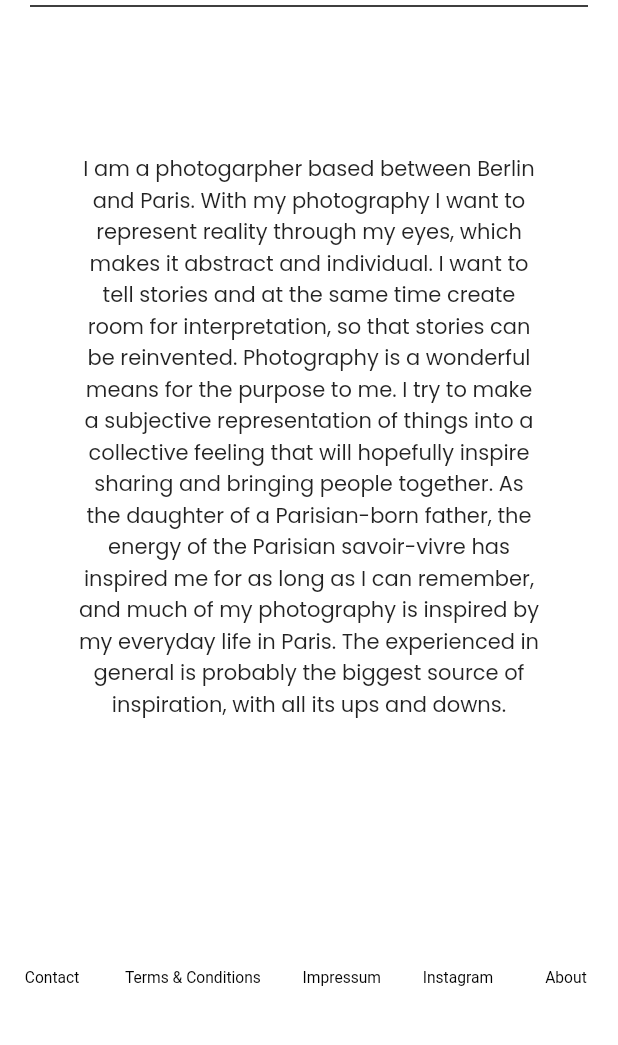
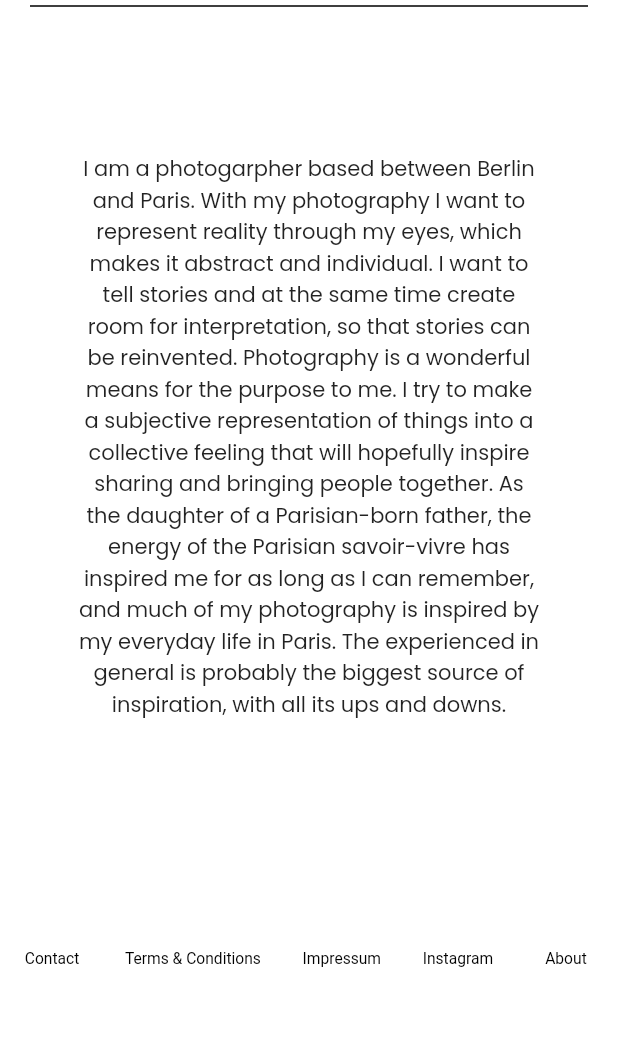
Before and after one commit to FrenchFries-French/CharlotteWebsite, a Flutter app: the About screen opened by its route, on a phone screen of 412 x 824 dp, the part 75-1120 px from its top. Run offline on Flutter 3.47's test engine with Material 2 defaults, Android fonts, the phone set to English and light mode, and no system bars; our stand-ins replace cached_network_image, carousel_slider, cloud_firestore, firebase_core, font_awesome_flutter, google_fonts and 3 more; missing offline and left inert: masonry_grid; accounts and stored records are empty; Roboto replaces fonts that are missing (Ubuntu).

Commit message:
„Message“

```diff
--- a/lib/Screens/About.dart
+++ b/lib/Screens/About.dart
@@ -51,7 +51,7 @@ class About extends StatelessWidget {
                     ),
 
                     SizedBox(
-                      height: 25.w,
+                      height: 22.w,
                     ),
                     /*Flex(
                       direction: Axis.horizontal,
```
Also changed, not shown: 1 other file.
